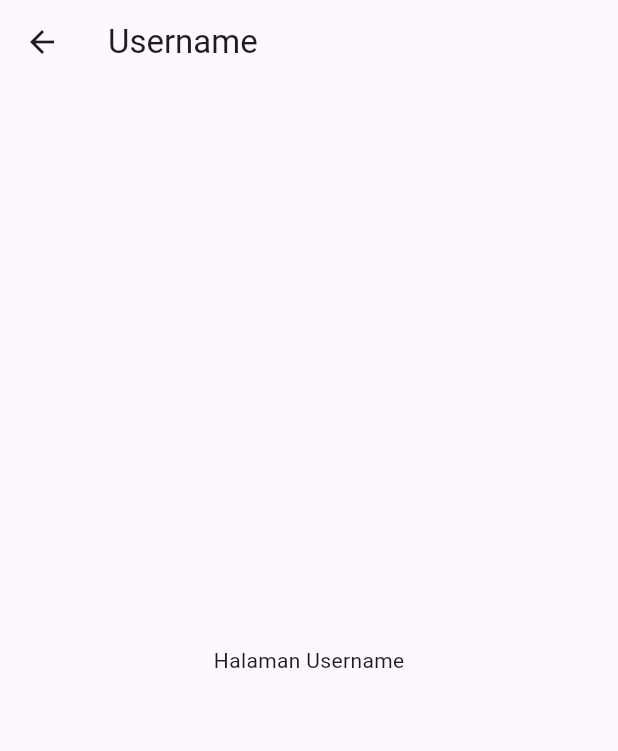
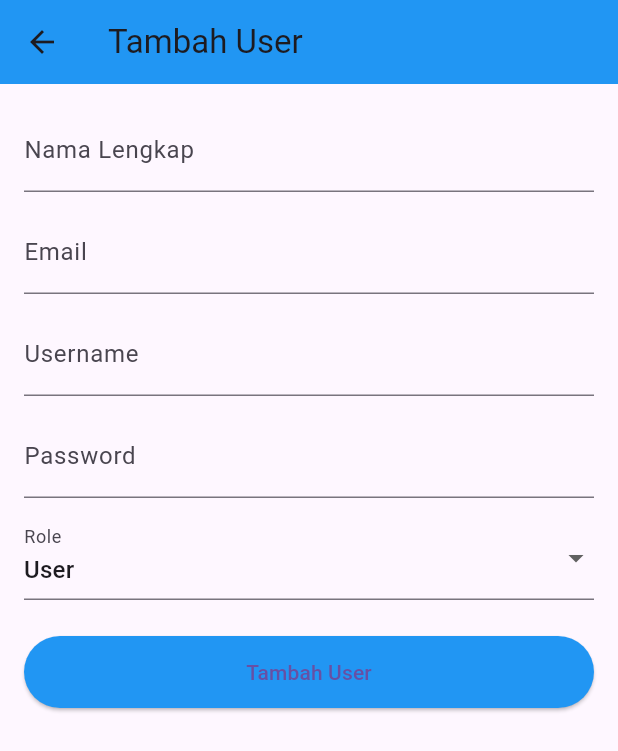
Before and after one commit to Regenman145/project_rokustore, a Flutter app: the UsernamePage screen opened directly, on a phone screen of 412 x 824 dp. Shown: the top 751 px of the screen. Run offline on Flutter 3.47's test engine with Material 3 defaults, Android fonts, the light colour scheme and no system bars.

Commit message:
ubah dikit

```diff
--- a/lib/main.dart
+++ b/lib/main.dart
@@ -1,10 +1,7 @@
 import 'package:flutter/material.dart';
 import 'package:project_sepatu/ui/bottomnav.dart';
-import 'package:project_sepatu/ui/itempage.dart';
-import 'package:project_sepatu/ui/transaction_page.dart';
 import 'package:project_sepatu/ui/login.dart';
 import 'ui/register.dart';
-import 'ui/dashboard.dart';
 
 void main() {
   runApp(const MyApp());
--- a/lib/ui/payment.dart
+++ b/lib/ui/payment.dart
@@ -5,7 +5,7 @@ class PaymentPage extends StatelessWidget {
   final String itemName;
   final double price;
 
-  PaymentPage({required this.itemName, required this.price});
+  PaymentPage({super.key, required this.itemName, required this.price});
 
   final List<Map<String, dynamic>> paymentMethods = [
     {"name": "LinkAja", "color": Colors.red},
--- a/lib/ui/profilepage.dart
+++ b/lib/ui/profilepage.dart
@@ -30,7 +30,7 @@ class ProfilePage extends StatelessWidget {
               'johndoe@example.com',
               style: TextStyle(fontSize: 16, color: Colors.grey),
             ),
-            const SizedBox(height: 30),
+            const SizedBox(height: 50),
 
             // Tombol navigasi
             ProfileButton(
@@ -38,12 +38,14 @@ class ProfilePage extends StatelessWidget {
               onPressed: () {
                 Navigator.push(
                   context,
-                  MaterialPageRoute(builder: (context) => const AccountInfoPage()),
+                  MaterialPageRoute(
+                      builder: (context) => const AccountInfoPage()),
                 );
               },
             ),
+            const SizedBox(height: 5),
             ProfileButton(
-              label: 'Username',
+              label: 'Tambah User',
               onPressed: () {
                 Navigator.push(
                   context,
@@ -51,12 +53,14 @@ class ProfilePage extends StatelessWidget {
                 );
               },
             ),
+              const SizedBox(height: 5),
             ProfileButton(
-              label: 'Ubah Password',
+              label: 'Metode Pembayaran',
               onPressed: () {
                 Navigator.push(
                   context,
-                  MaterialPageRoute(builder: (context) => const ChangePasswordPage()),
+                  MaterialPageRoute(
+                      builder: (context) => const PaymentMethodsPage()),
                 );
               },
             ),
@@ -87,7 +91,7 @@ class ProfileButton extends StatelessWidget {
           onPressed: onPressed,
           style: ElevatedButton.styleFrom(
             backgroundColor: Colors.blue.shade700,
-            foregroundColor: Colors.white,
+            foregroundColor: const Color.fromARGB(255, 5, 5, 5),
             padding: const EdgeInsets.symmetric(vertical: 14),
             shape: RoundedRectangleBorder(
               borderRadius: BorderRadius.circular(10),
@@ -107,34 +111,154 @@ class AccountInfoPage extends StatelessWidget {
   @override
   Widget build(BuildContext context) {
     return Scaffold(
-      appBar: AppBar(title: const Text('Info Akun')),
+      appBar:
+          AppBar(backgroundColor: Colors.blue, title: const Text('Info Akun')),
       body: const Center(child: Text('Halaman Info Akun')),
     );
   }
 }
 
 // Halaman Username
-class UsernamePage extends StatelessWidget {
+class UsernamePage extends StatefulWidget {
   const UsernamePage({super.key});
+
+  @override
+  State<UsernamePage> createState() => _UsernamePageState();
+}
+
+class _UsernamePageState extends State<UsernamePage> {
+  final _formKey = GlobalKey<FormState>();
+  final TextEditingController _nameController = TextEditingController();
+  final TextEditingController _emailController = TextEditingController();
+  final TextEditingController _usernameController = TextEditingController();
+  final TextEditingController _passwordController = TextEditingController();
+
+  String _selectedRole = 'User'; // default role
+
+  void _submitForm() {
+    if (_formKey.currentState!.validate()) {
+      final newUser = {
+        'name': _nameController.text,
+        'email': _emailController.text,
+        'username': _usernameController.text,
+        'password': _passwordController.text,
+        'role': _selectedRole,
+      };
+
+      showDialog(
+        context: context,
+        builder: (context) => AlertDialog(
+          title: const Text('User Ditambahkan'),
+          content: Text(
+              'User ${newUser['username']} (${newUser['role']}) berhasil ditambahkan.'),
+          actions: [
+            TextButton(
+              onPressed: () {
+                Navigator.pop(context);
+                _formKey.currentState!.reset();
+                _nameController.clear();
+                _emailController.clear();
+                _usernameController.clear();
+                _passwordController.clear();
+                setState(() {
+                  _selectedRole = 'User';
+                });
+              },
+              child: const Text('OK'),
+            ),
+          ],
+        ),
+      );
+    }
+  }
 
   @override
   Widget build(BuildContext context) {
     return Scaffold(
-      appBar: AppBar(title: const Text('Username')),
-      body: const Center(child: Text('Halaman Username')),
+      appBar: AppBar(
+          backgroundColor: Colors.blue, title: const Text('Tambah User')),
+      body: Padding(
+        padding: const EdgeInsets.all(16),
+        child: Form(
+          key: _formKey,
+          child: ListView(
+            children: [
+              TextFormField(
+                controller: _nameController,
+                decoration: const InputDecoration(labelText: 'Nama Lengkap'),
+                validator: (value) =>
+                    value!.isEmpty ? 'Nama tidak boleh kosong' : null,
+              ),
+              const SizedBox(height: 12),
+              TextFormField(
+                controller: _emailController,
+                decoration: const InputDecoration(labelText: 'Email'),
+                keyboardType: TextInputType.emailAddress,
+                validator: (value) =>
+                    value!.isEmpty ? 'Email tidak boleh kosong' : null,
+              ),
+              const SizedBox(height: 12),
+              TextFormField(
+                controller: _usernameController,
+                decoration: const InputDecoration(labelText: 'Username'),
+                validator: (value) =>
+                    value!.isEmpty ? 'Username tidak boleh kosong' : null,
+              ),
+              const SizedBox(height: 12),
+              TextFormField(
+                controller: _passwordController,
+                decoration: const InputDecoration(labelText: 'Password'),
+                obscureText: true,
+                validator: (value) =>
+                    value!.length < 6 ? 'Password minimal 6 karakter' : null,
+              ),
+              const SizedBox(height: 12),
+
+              // Dropdown Role
+              DropdownButtonFormField<String>(
+                value: _selectedRole,
+                items: ['Admin', 'User', 'Kasir']
+                    .map((role) => DropdownMenuItem(
+                          value: role,
+                          child: Text(role),
+                        ))
+                    .toList(),
+                decoration: const InputDecoration(labelText: 'Role'),
+                onChanged: (value) {
+                  setState(() {
+                    _selectedRole = value!;
+                  });
+                },
+              ),
+
+              const SizedBox(height: 24),
+              ElevatedButton(
+                onPressed: _submitForm,
+                style: ElevatedButton.styleFrom(
+                  backgroundColor: Colors.blue,
+                  padding: const EdgeInsets.symmetric(vertical: 14),
+                ),
+                child: const Text('Tambah User'),
+              ),
+            ],
+          ),
+        ),
+      ),
     );
   }
 }
 
-// Halaman Ubah Password
-class ChangePasswordPage extends StatelessWidget {
-  const ChangePasswordPage({super.key});
+// Halaman Metode Pembayaran
+class PaymentMethodsPage extends StatelessWidget {
+  const PaymentMethodsPage({super.key});
 
   @override
   Widget build(BuildContext context) {
     return Scaffold(
-      appBar: AppBar(title: const Text('Ubah Password')),
-      body: const Center(child: Text('Halaman Ubah Password')),
+      appBar: AppBar(
+          backgroundColor: Colors.blue, title: const Text('Metode Pembayaran')),
+      body: const Center(
+          child: Text('Di sini user bisa menambahkan metode pembayaran')),
     );
   }
 }
--- a/lib/ui/stock.dart
+++ b/lib/ui/stock.dart
@@ -8,14 +8,14 @@ class StockScreen extends StatelessWidget {
     return Column(
       children: [
         Container(
-          color: Colors.orange,
+          color: Colors.blue,
           padding: const EdgeInsets.all(16),
           width: double.infinity,
           child: const Text('Stock Page', style: TextStyle(fontSize: 20, fontWeight: FontWeight.bold)),
         ),
         Expanded(
           child: Container(
-            color: Colors.orange.shade100,
+            color: Colors.white,
             child: ListView.builder(
               itemCount: 4,
               itemBuilder: (context, index) {
@@ -24,7 +24,7 @@ class StockScreen extends StatelessWidget {
                   shape: RoundedRectangleBorder(borderRadius: BorderRadius.circular(12)),
                   child: ListTile(
                     leading: CircleAvatar(
-                      backgroundColor: Colors.orange,
+                      backgroundColor: Colors.blue,
                       child: Text('${index + 1}'),
                     ),
                     title: Text('Item #${index + 1}'),
--- a/lib/ui/transaction_page.dart
+++ b/lib/ui/transaction_page.dart
@@ -22,7 +22,7 @@ class TransactionPage extends StatelessWidget {
     return Scaffold(
       appBar: AppBar(
         title: const Text("Transaksi"),
-        backgroundColor: const Color(0xFF39E76A),
+        backgroundColor:  Colors.blue,
         elevation: 0,
         automaticallyImplyLeading: false,
       ),
```
Also changed, not shown: pubspec.lock.
